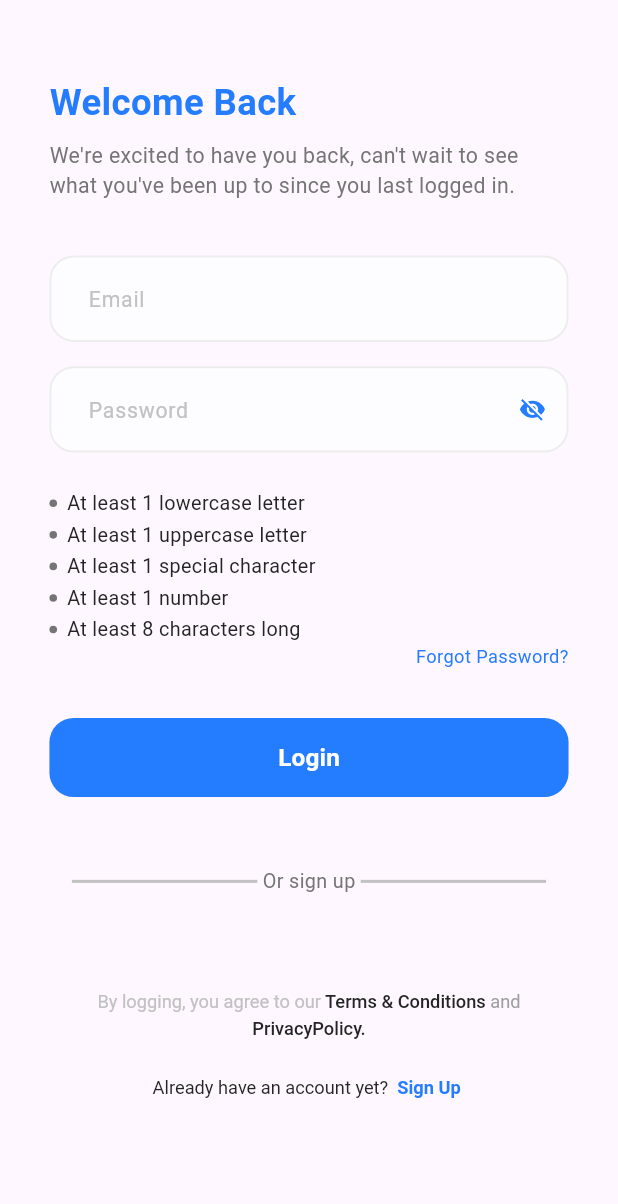
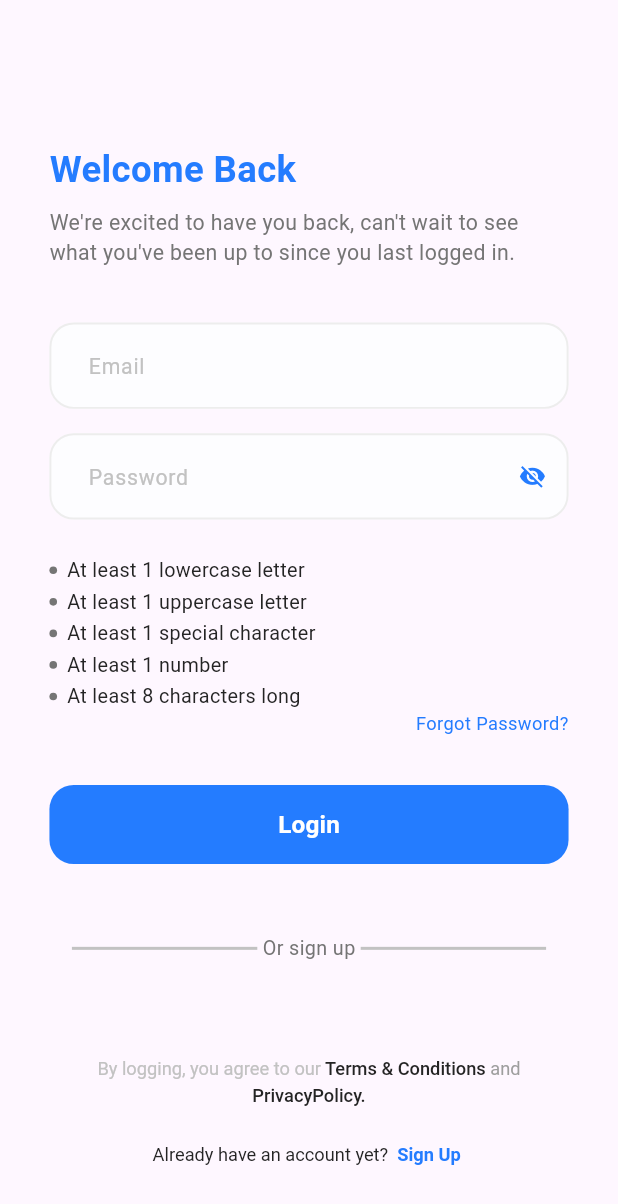
Before and after one commit to Elesawy11/Appointment, a Flutter app: the screen it shows after launch, after a tap on "Get Started", on a phone screen of 412 x 824 dp. Shown: the top 1204 px of the screen. Run offline on Flutter 3.47's test engine with Material 3 defaults, Android fonts, the phone set to English and light mode, and no system bars; our stand-ins replace bloc, dartz, dio, flutter_bloc, flutter_screenutil, flutter_svg and 3 more; statements that could not run were skipped.

Commit message:
finish login view ui and api

```diff
--- a/lib/features/login/presentation/views/login_view.dart
+++ b/lib/features/login/presentation/views/login_view.dart
@@ -8,11 +8,9 @@ class LoginView extends StatelessWidget {
   @override
   Widget build(BuildContext context) {
     return Scaffold(
-      body: SafeArea(
-        child: Padding(
-          padding: EdgeInsets.symmetric(horizontal: 30.w, vertical: 30.h),
-          child: const LoginViewBody(),
-        ),
+      body: Padding(
+        padding: EdgeInsets.symmetric(horizontal: 30.w),
+        child: const LoginViewBody(),
       ),
     );
   }
--- a/lib/features/login/presentation/views/widgets/login_view_body.dart
+++ b/lib/features/login/presentation/views/widgets/login_view_body.dart
@@ -8,6 +8,7 @@ import 'package:doc_doc_app/features/login/presentation/manager/login_cubit/logi
 import 'package:doc_doc_app/features/login/presentation/views/widgets/divider_and_text.dart';
 import 'package:doc_doc_app/core/widgets/app_text_button.dart';
 import 'package:doc_doc_app/features/login/presentation/views/widgets/email_and_password.dart';
+import 'package:doc_doc_app/features/login/presentation/views/widgets/login_bloc_listener.dart';
 import 'package:flutter/material.dart';
 import 'package:flutter_bloc/flutter_bloc.dart';
 import 'signup_text_widget.dart';
@@ -21,22 +22,9 @@ class LoginViewBody extends StatelessWidget {
   Widget build(BuildContext context) {
     return BlocProvider(
       create: (context) => LoginCubit(getIt.get<LoginRepo>()),
-      child: BlocBuilder<LoginCubit, LoginState>(
-        builder: (context, state) {
-          return state is LoginLoading
-              ? const Center(
-                  child: CircularProgressIndicator(),
-                )
-              : state is LoginFailure
-                  ? Center(
-                      child: Text(state.errMessage),
-                    )
-                  : state is LoginSuccess
-                      ? Center(
-                          child: Text(state.loginResopnseBody.message ??
-                              'success login'),
-                        )
-                      : SingleChildScrollView(
+      child: Builder(builder: (context) {
+        LoginCubit cubit = BlocProvider.of<LoginCubit>(context);
+        return SingleChildScrollView(
           child: Column(
             children: [
               const WelcomeLoginWidget(),
@@ -60,17 +48,12 @@ class LoginViewBody extends StatelessWidget {
                       .formKey
                       .currentState!
                       .validate()) {
-                                    BlocProvider.of<LoginCubit>(context)
-                                        .loginMethod(
+                    BlocProvider.of<LoginCubit>(context).loginMethod(
                       LoginRequestBody(
-                                          email: context
-                                              .read<LoginCubit>()
-                                              .emailController
-                                              .text,
-                                          password: context
-                                              .read<LoginCubit>()
-                                              .passwordController
-                                              .text),
+                        email: context.read<LoginCubit>().emailController.text,
+                        password:
+                            context.read<LoginCubit>().passwordController.text,
+                      ),
                     );
                   }
                 },
@@ -81,11 +64,12 @@ class LoginViewBody extends StatelessWidget {
               const TermsAndConditionText(),
               verticalSpace(24),
               const SignUpTextWidget(),
+              verticalSpace(24),
+              LoginBlocListener(bloc: cubit)
             ],
           ),
         );
-        },
-      ),
+      }),
     );
   }
 }
--- a/lib/features/login/presentation/views/widgets/welcome_login_widget.dart
+++ b/lib/features/login/presentation/views/widgets/welcome_login_widget.dart
@@ -12,7 +12,7 @@ class WelcomeLoginWidget extends StatelessWidget {
     return Column(
       crossAxisAlignment: CrossAxisAlignment.start,
       children: [
-        verticalSpace(20),
+        verticalSpace(94),
         Text(
           'Welcome Back',
           style: Styles.font24Bold.copyWith(color: ColorManager.mainBlue),
```
Also changed, not shown: lib/features/login/presentation/views/widgets/login_bloc_listener.dart (+33 -38 lines). Lines whose indentation alone changed are shown as unchanged.
